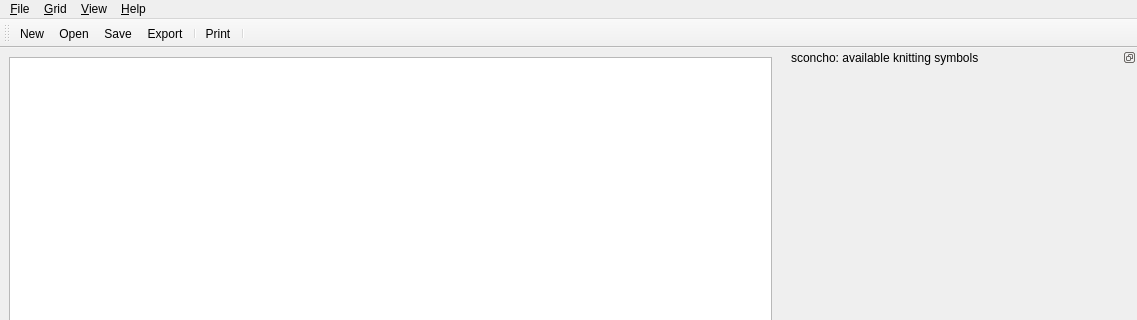
Above: gui/ui/mainWindow.ui from haskelladdict/sconcho before the change; both pictures show x 0 to 1137 and y 0 to 320 of the 1137 by 777 pixel window. Below: the same form after it.
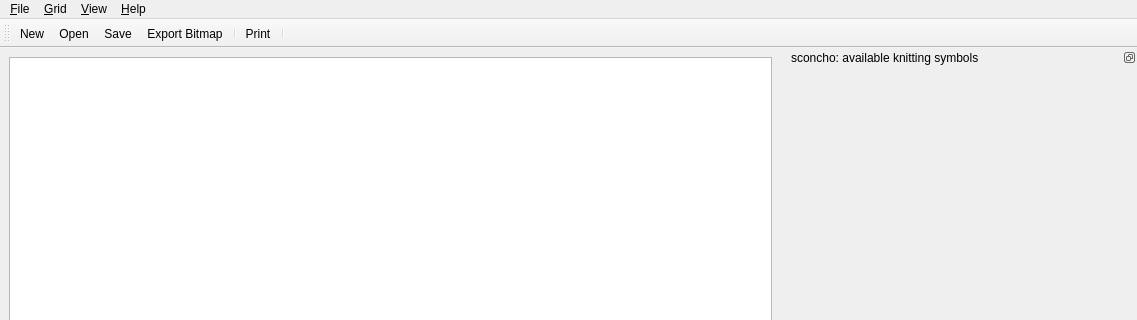
That is the form after the change. Icons and pictures are not drawn. Custom widgets are drawn as their Qt base class.

Commit message: Added new export dialog.

The edit to the form file:
```diff
--- a/gui/ui/mainWindow.ui
+++ b/gui/ui/mainWindow.ui
@@ -277,7 +277,7 @@
      <normaloff>:/icons/fileexport.png</normaloff>:/icons/fileexport.png</iconset>
    </property>
    <property name="text">
-    <string>&amp;Export...</string>
+    <string>&amp;Export Bitmap...</string>
    </property>
    <property name="toolTip">
     <string>Export as image file</string>
```
Left out of the diff: 2 changed lines with no effect on the pictures. The commit also changes 10 other files.
